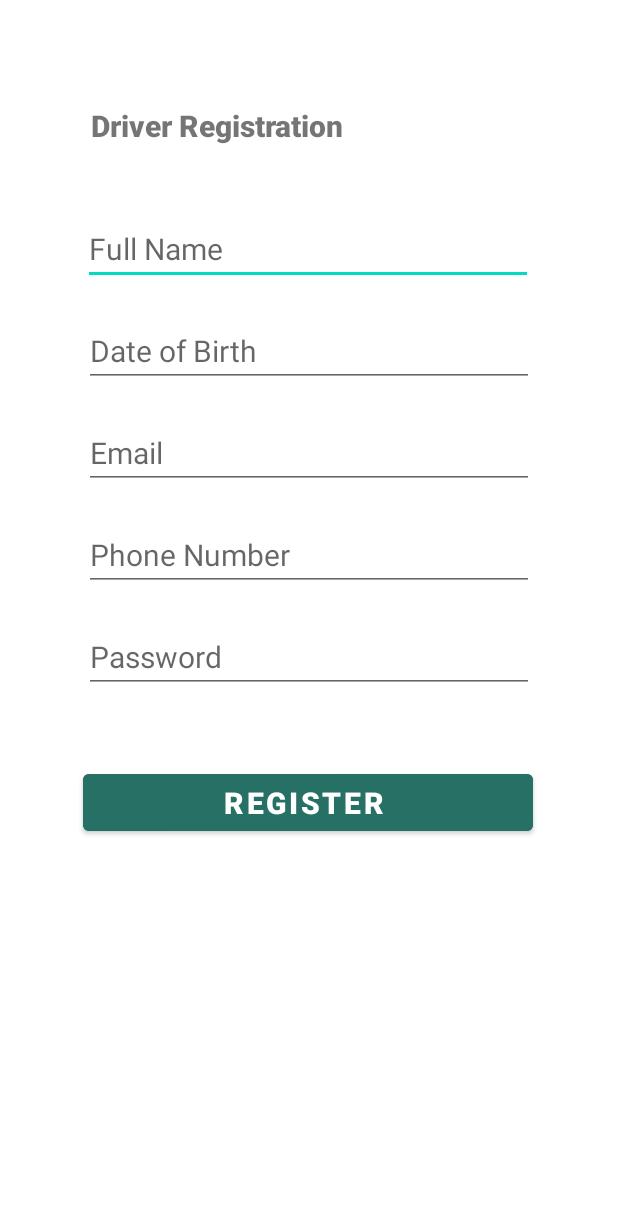
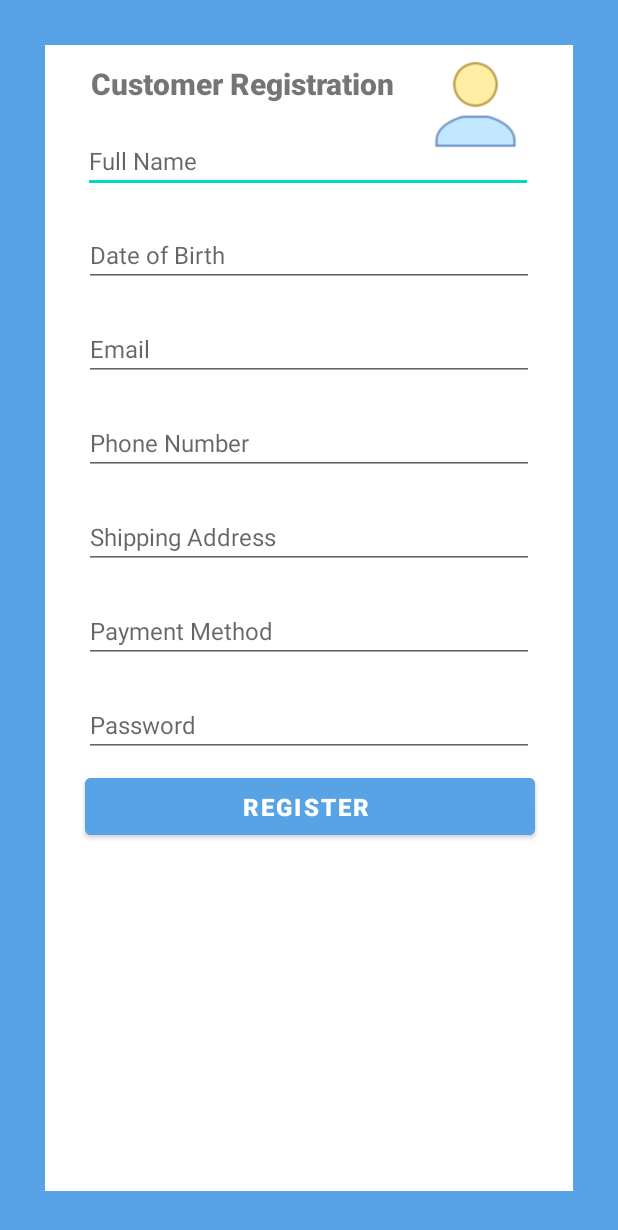
Before and after one commit to laurenkearney00/OnlineClothesStore, an Android app: the layout activity_register_customer.xml on its own in the app's theme, with its tools: preview values and no code run, on a phone screen of 412 x 824 dp. Shown: the top 1230 px of the screen. Run offline under Robolectric (Android 15) with nearby library versions, the phone set to English and light mode, and no system bars.

Commit message:
Created the register customer activity

```diff
--- a/app/src/main/AndroidManifest.xml
+++ b/app/src/main/AndroidManifest.xml
@@ -22,7 +22,7 @@
             android:name=".CustomerOptions"
             android:exported="false" />
         <activity
-            android:name=".Register"
+            android:name=".RegisterCustomer"
             android:exported="false" />
         <activity
             android:name=".MainActivity"
--- a/app/src/main/res/layout/activity_register_customer.xml
+++ b/app/src/main/res/layout/activity_register_customer.xml
@@ -4,16 +4,29 @@
     xmlns:tools="http://schemas.android.com/tools"
     android:layout_width="match_parent"
     android:layout_height="match_parent"
+    android:background="@drawable/borderlayout"
     android:padding="10dp"
     tools:context=".RegisterCustomer">
+
+    <ImageView
+        android:id="@+id/imageView6"
+        android:layout_width="66dp"
+        android:layout_height="59dp"
+        app:layout_constraintBottom_toBottomOf="parent"
+        app:layout_constraintEnd_toEndOf="parent"
+        app:layout_constraintHorizontal_bias="0.84"
+        app:layout_constraintStart_toStartOf="parent"
+        app:layout_constraintTop_toTopOf="parent"
+        app:layout_constraintVertical_bias="0.04"
+        app:srcCompat="@drawable/icons8_customer_80" />
 
     <TextView
         android:id="@+id/banner"
         android:layout_width="293dp"
         android:layout_height="36dp"
-        android:layout_marginTop="60dp"
+        android:layout_marginTop="32dp"
         android:fontFamily="sans-serif-black"
-        android:text=" Driver Registration"
+        android:text=" Customer Registration"
         android:textSize="20sp"
         android:textStyle="bold"
         app:layout_constraintHorizontal_bias="0.466"
@@ -22,14 +35,14 @@
         app:layout_constraintTop_toTopOf="parent" />
 
     <EditText
-        android:id="@+id/fullName"
+        android:id="@+id/nameOfCustomer"
         android:layout_width="300dp"
         android:layout_height="wrap_content"
-        android:layout_marginTop="36dp"
+        android:layout_marginTop="8dp"
         android:ems="10"
         android:hint="Full Name"
         android:inputType="text"
-        android:textSize="20sp"
+        android:textSize="16sp"
         app:layout_constraintHorizontal_bias="0.495"
         app:layout_constraintLeft_toLeftOf="parent"
         app:layout_constraintRight_toRightOf="parent"
@@ -43,10 +56,10 @@
         android:ems="10"
         android:hint="Date of Birth"
         android:inputType="datetime"
-        android:textSize="20sp"
+        android:textSize="16sp"
         app:layout_constraintLeft_toLeftOf="parent"
         app:layout_constraintRight_toRightOf="parent"
-        app:layout_constraintTop_toBottomOf="@+id/fullName" />
+        app:layout_constraintTop_toBottomOf="@+id/nameOfCustomer" />
 
     <EditText
         android:id="@+id/email"
@@ -56,7 +69,7 @@
         android:ems="10"
         android:hint="Email"
         android:inputType="textEmailAddress"
-        android:textSize="20sp"
+        android:textSize="16sp"
         app:layout_constraintLeft_toLeftOf="parent"
         app:layout_constraintRight_toRightOf="parent"
         app:layout_constraintTop_toBottomOf="@+id/dateOfBirth" />
@@ -69,10 +82,36 @@
         android:ems="10"
         android:hint="Phone Number"
         android:inputType="number"
-        android:textSize="20sp"
+        android:textSize="16sp"
         app:layout_constraintLeft_toLeftOf="parent"
         app:layout_constraintRight_toRightOf="parent"
         app:layout_constraintTop_toBottomOf="@+id/email" />
+
+    <EditText
+        android:id="@+id/shippingAddress"
+        android:layout_width="300dp"
+        android:layout_height="wrap_content"
+        android:layout_marginTop="20dp"
+        android:ems="10"
+        android:hint="Shipping Address"
+        android:inputType="text"
+        android:textSize="16sp"
+        app:layout_constraintLeft_toLeftOf="parent"
+        app:layout_constraintRight_toRightOf="parent"
+        app:layout_constraintTop_toBottomOf="@+id/phoneNumber" />
+
+    <EditText
+        android:id="@+id/paymentMethod"
+        android:layout_width="300dp"
+        android:layout_height="wrap_content"
+        android:layout_marginTop="20dp"
+        android:ems="10"
+        android:hint="Payment Method"
+        android:inputType="text"
+        android:textSize="16sp"
+        app:layout_constraintLeft_toLeftOf="parent"
+        app:layout_constraintRight_toRightOf="parent"
+        app:layout_constraintTop_toBottomOf="@+id/shippingAddress" />
 
     <EditText
         android:id="@+id/password"
@@ -83,23 +122,23 @@
         android:ems="10"
         android:hint="Password"
         android:inputType="textPassword"
-        android:textSize="20sp"
+        android:textSize="16sp"
         app:layout_constraintHorizontal_bias="0.504"
         app:layout_constraintLeft_toLeftOf="parent"
         app:layout_constraintRight_toRightOf="parent"
-        app:layout_constraintTop_toBottomOf="@+id/phoneNumber" />
+        app:layout_constraintTop_toBottomOf="@+id/paymentMethod" />
 
     <Button
         android:id="@+id/registerUser"
         android:layout_width="300dp"
         android:layout_height="50dp"
-        android:layout_marginTop="48dp"
-        android:backgroundTint="#277065"
+        android:layout_marginTop="8dp"
+        android:backgroundTint="#57A3E6"
         android:text="Register "
         android:textColor="#ffffff"
-        android:textSize="20sp"
+        android:textSize="16sp"
         android:textStyle="bold"
-        app:layout_constraintHorizontal_bias="0.495"
+        app:layout_constraintHorizontal_bias="0.504"
         app:layout_constraintLeft_toLeftOf="parent"
         app:layout_constraintRight_toRightOf="parent"
         app:layout_constraintTop_toBottomOf="@id/password" />
```
Also changed, not shown: app/src/main/java/com/example/onlineclothesstore/LoginCustomer.java (+1 -8 lines), app/src/main/java/com/example/onlineclothesstore/RegisterCustomer.java (+155 -2 lines), app/src/main/java/com/example/onlineclothesstore/UserCustomer.java (added, +60 -0 lines).
